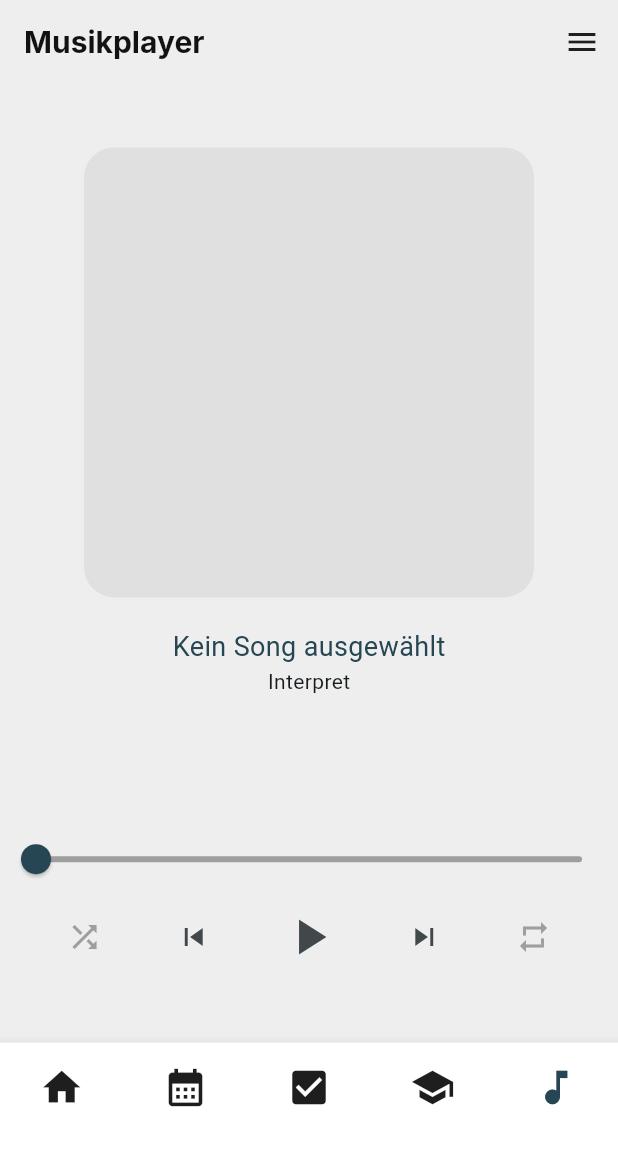
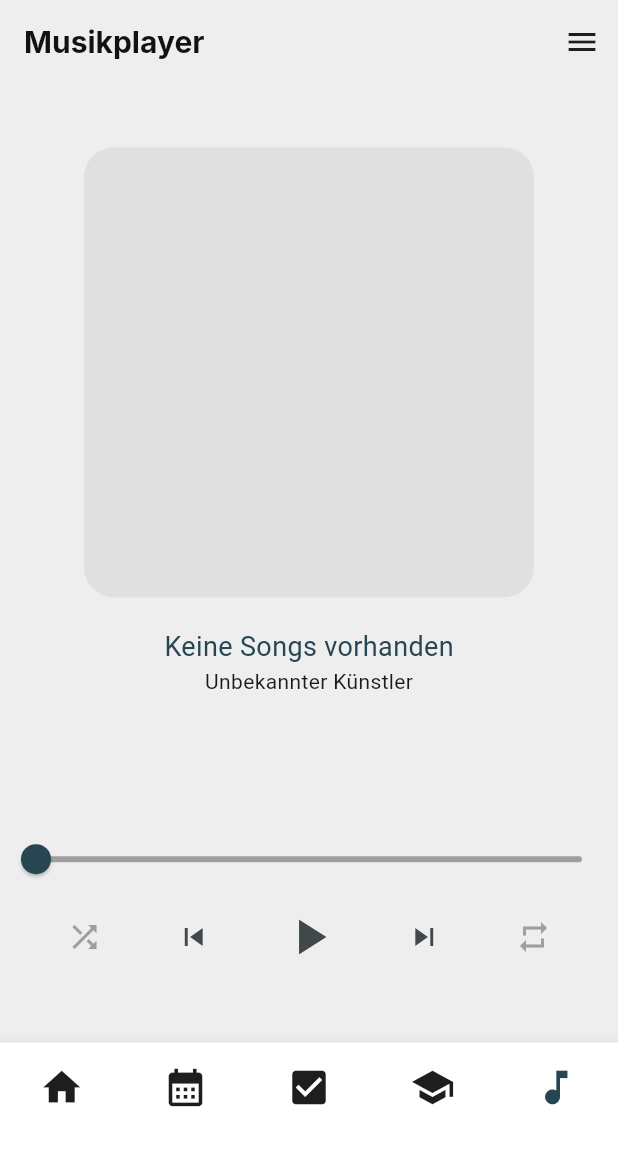
Before and after one commit to jannikmenzel/widgify, a Flutter app: the screen it shows after launch, item 5 of the bottom bar chosen, after a tap on the "shuffle" icon, on a phone screen of 412 x 824 dp, the part 84-1236 px from its top. Run offline on Flutter 3.47's test engine with Material 3 defaults, Android fonts, the phone set to English and light mode, and no system bars; our stand-ins replace audioplayers, file_picker, google_fonts, shared_preferences; missing offline and left inert: metadata_god.

```diff
--- a/lib/pages/main/music_player/music_player_page.dart
+++ b/lib/pages/main/music_player/music_player_page.dart
@@ -78,12 +78,20 @@ class _MusicPlayerPageState extends State<MusicPlayerPage> {
   }
 
   String _currentSongTitle = 'Kein Song ausgewählt';
+  String _currentSongArtist = 'Unbekannter Künstler';
 
   Future<void> _playAudio() async {
+    if (_shuffledPlaylist.isEmpty) {
+      setState(() {
+        _currentSongTitle = 'Keine Songs vorhanden';
+      });
+      return;
+    }
     await _audioPlayer.play(DeviceFileSource(_shuffledPlaylist[_currentIndex].filePath));
     setState(() {
       isPlaying = true;
       _currentSongTitle = _shuffledPlaylist[_currentIndex].title;
+      _currentSongArtist = _shuffledPlaylist[_currentIndex].artist;
     });
   }
 
@@ -141,6 +149,13 @@ class _MusicPlayerPageState extends State<MusicPlayerPage> {
   bool isShuffle = false;
 
   void _toggleShuffle() {
+    if (_shuffledPlaylist.isEmpty) {
+      setState(() {
+        _currentSongTitle = 'Keine Songs vorhanden';
+      });
+      return;
+    }
+
     setState(() {
       if (isShuffle) {
         isShuffle = false;
@@ -214,9 +229,7 @@ class _MusicPlayerPageState extends State<MusicPlayerPage> {
                 _currentSongTitle,
                 style: TextStyle(color: AppColors.primary, fontSize: 18),
               ),
-              const Text(
-                'Interpret',
-              ),
+              Text(_currentSongArtist)
             ],
           ),
           Column(
@@ -242,7 +255,7 @@ class _MusicPlayerPageState extends State<MusicPlayerPage> {
                     IconButton(
                       icon: Icon(
                         Icons.shuffle,
-                        color: isShuffle ? Colors.blueGrey : Colors.grey,
+                        color: isShuffle ? AppColors.primary : Colors.grey,
                       ),
                       onPressed: _toggleShuffle,
                     ),
@@ -268,7 +281,7 @@ class _MusicPlayerPageState extends State<MusicPlayerPage> {
                             : isPlaylistRepeat
                             ? Icons.repeat
                             : Icons.repeat_outlined,
-                        color: isSongRepeat || isPlaylistRepeat ? Colors.blueGrey : Colors.grey,
+                        color: isSongRepeat || isPlaylistRepeat ? AppColors.primary : Colors.grey,
                       ),
                       onPressed: _toggleRepeat,
                     ),
--- a/pubspec.yaml
+++ b/pubspec.yaml
@@ -16,6 +16,7 @@ dependencies:
   intl: ^0.20.1
   audioplayers: ^6.1.0
   file_picker: ^8.1.7
+  metadata_god: ^1.0.0
 
 dev_dependencies:
   flutter_test:
```
Also changed, not shown: lib/pages/main/music_player/music_player_songview_page.dart (+13 -5 lines), pubspec.lock.
